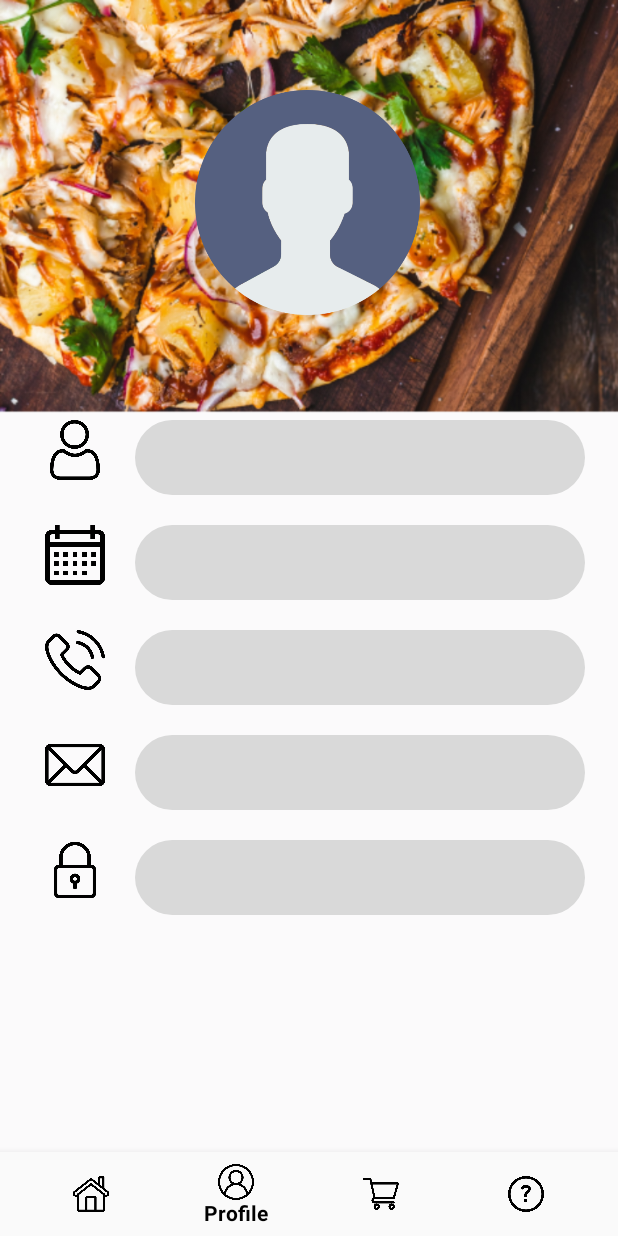
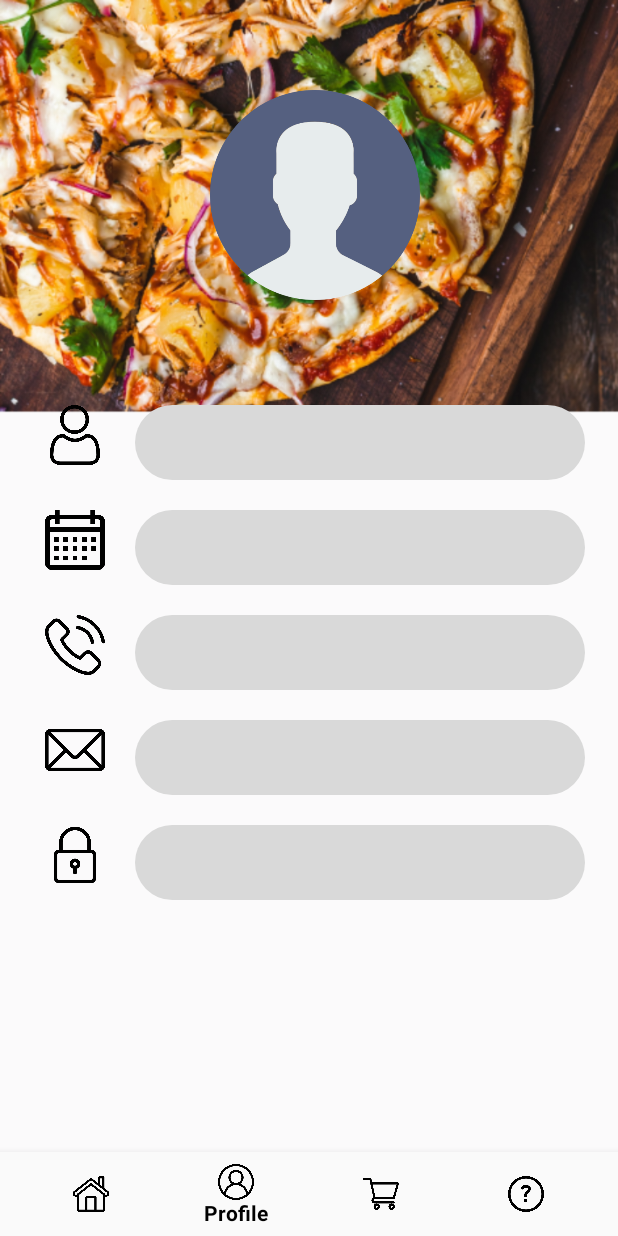
Before and after one commit to daniel-kevin/Food_Health, an Android app: the ProfilActivity screen opened directly, with no data from a screen before it, on a phone screen of 412 x 824 dp. Run offline under Robolectric (Android 15) with nearby library versions, the phone set to English and light mode, and no system bars; our stand-ins replace Firebase (no records; nobody signed in at launch, a user with empty details on screens opened directly); 6 statements that could not run were skipped.

Commit message:
Update activity_profile.xml

```diff
--- a/app/src/main/res/layout/activity_profile.xml
+++ b/app/src/main/res/layout/activity_profile.xml
@@ -10,10 +10,10 @@
     android:orientation="vertical">
 
     <ImageView
-        android:layout_width="150dp"
-        android:layout_height="150dp"
+        android:layout_width="140dp"
+        android:layout_height="140dp"
         android:src="@drawable/foto"
-        android:layout_marginLeft="130dp"
+        android:layout_marginLeft="140dp"
         android:layout_marginTop="60dp"/>
 
     <RelativeLayout
```
